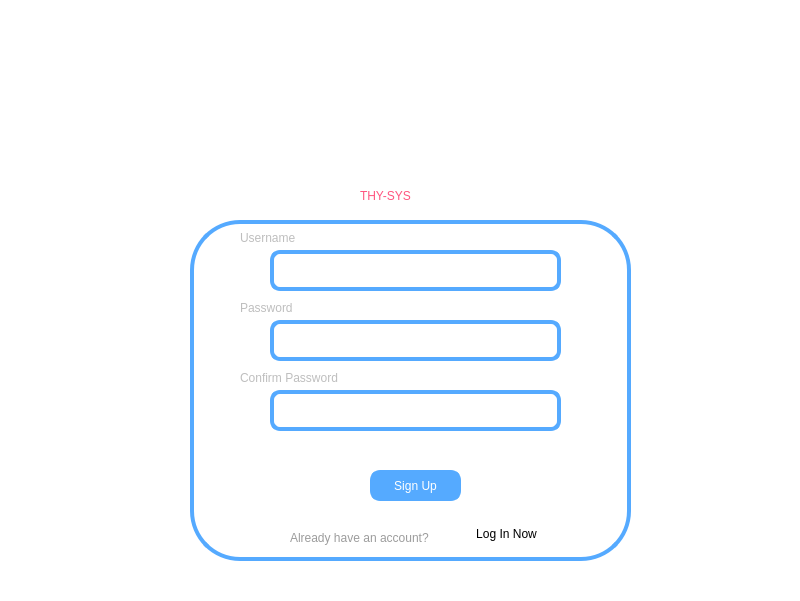
The window that thysys_signup.ui (EuphoriaForever/thysys) describes before a commit, drawn with Qt 5.
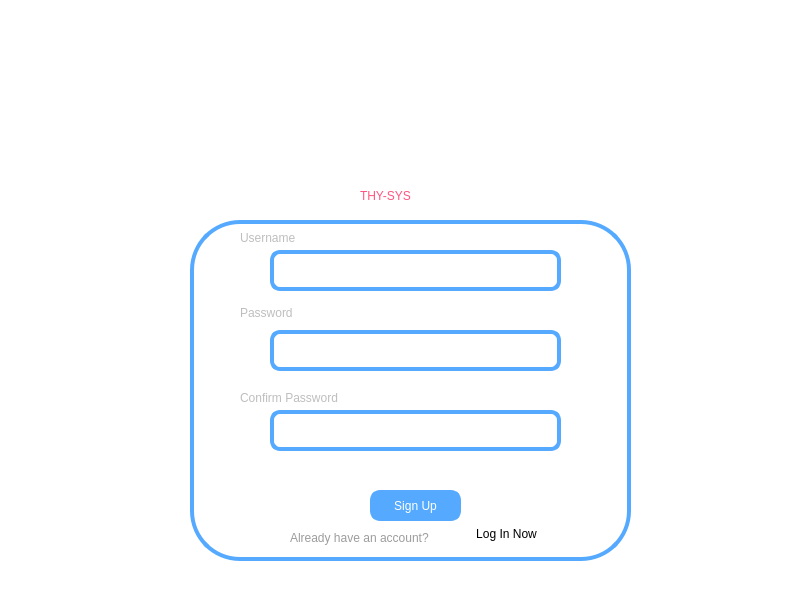
The same window after the commit. Icons and pictures are not drawn.

Diff of the .ui file:
```diff
--- a/thysys_signup.ui
+++ b/thysys_signup.ui
@@ -73,7 +73,7 @@
    <property name="geometry">
     <rect>
      <x>270</x>
-     <y>320</y>
+     <y>330</y>
      <width>291</width>
      <height>41</height>
     </rect>
@@ -87,7 +87,7 @@
    <property name="geometry">
     <rect>
      <x>270</x>
-     <y>390</y>
+     <y>410</y>
      <width>291</width>
      <height>41</height>
     </rect>
@@ -118,7 +118,7 @@
    <property name="geometry">
     <rect>
      <x>240</x>
-     <y>300</y>
+     <y>305</y>
      <width>91</width>
      <height>16</height>
     </rect>
@@ -135,7 +135,7 @@
    <property name="geometry">
     <rect>
      <x>240</x>
-     <y>370</y>
+     <y>390</y>
      <width>151</width>
      <height>16</height>
     </rect>
@@ -199,7 +199,7 @@
     <property name="geometry">
      <rect>
       <x>180</x>
-      <y>250</y>
+      <y>270</y>
       <width>91</width>
       <height>31</height>
      </rect>
@@ -218,7 +218,7 @@
     <property name="geometry">
      <rect>
       <x>110</x>
-      <y>220</y>
+      <y>235</y>
       <width>241</width>
       <height>21</height>
      </rect>
```
